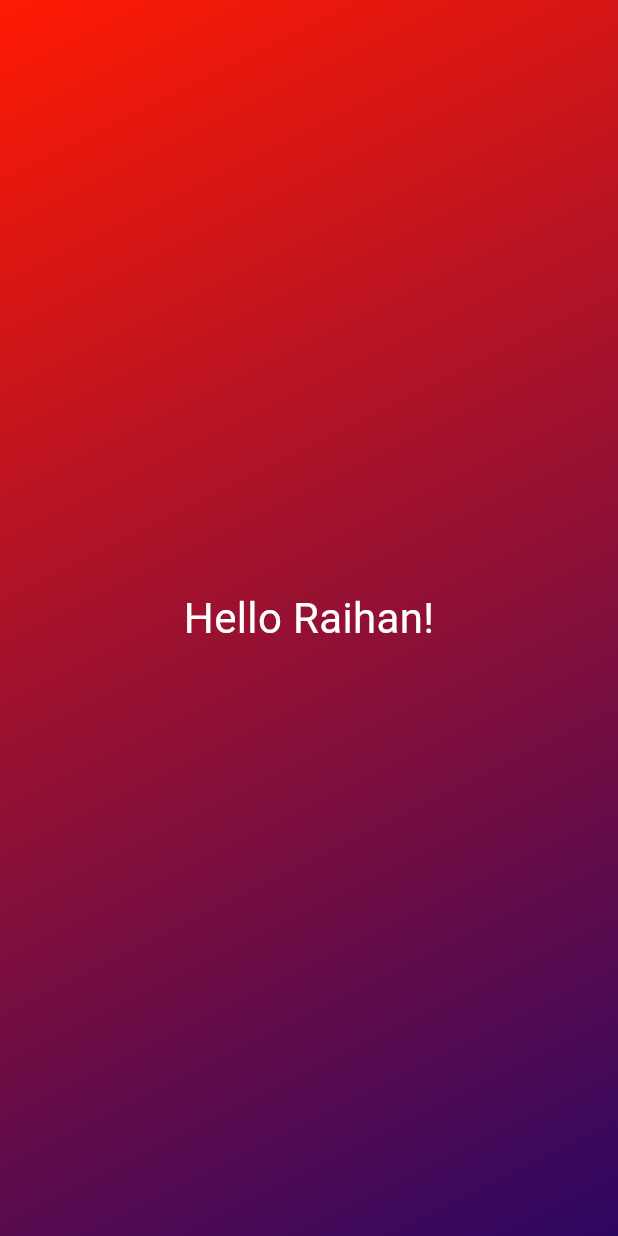
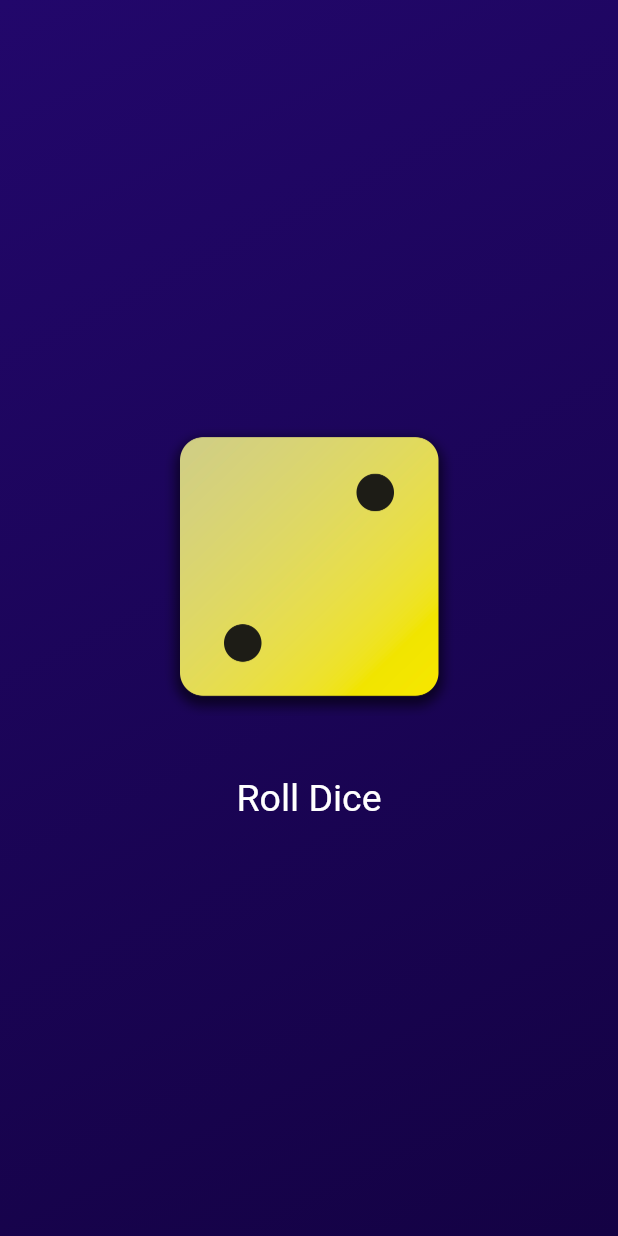
Before and after one commit to MdRaihanulIslam/Udemy-flutter-app-, a Flutter app: the screen it shows after launch, on a phone screen of 412 x 824 dp. Run offline on Flutter 3.47's test engine with Material 3 defaults, Android fonts, the phone set to English and light mode, and no system bars.

Commit message:
section 2 is done

```diff
--- /dev/null
+++ b/lib/dice_roller.dart
@@ -0,0 +1,41 @@
+import 'dart:math';
+import 'package:flutter/material.dart';
+
+final randomizer = Random();
+
+class DiceRoller extends StatefulWidget {
+  const DiceRoller({super.key});
+
+  @override
+  State<DiceRoller> createState() => _DiceRollerState();
+}
+
+class _DiceRollerState extends State<DiceRoller> {
+  var currentDiceRoll = 2;
+
+  void RollDice() {
+    setState(() {
+      currentDiceRoll = randomizer.nextInt(6) + 1;
+    });
+  }
+
+  @override
+  Widget build(BuildContext context) {
+    return Column(
+      mainAxisSize: MainAxisSize.min,
+      children: [
+        Image.asset('assets/images/dice-$currentDiceRoll.png', width: 200),
+        const SizedBox(height: 20),
+        TextButton(
+          onPressed: RollDice,
+          style: TextButton.styleFrom(
+            padding: EdgeInsets.only(top: 20),
+            foregroundColor: Colors.white,
+            textStyle: TextStyle(fontSize: 25),
+          ),
+          child: const Text('Roll Dice'),
+        ),
+      ],
+    );
+  }
+}
--- a/lib/gradient_container.dart
+++ b/lib/gradient_container.dart
@@ -1,25 +1,24 @@
+import 'package:first_app/dice_roller.dart';
 import 'package:flutter/material.dart';
-import 'styled_text.dart';
 
 const startAlignment = Alignment.topLeft;
 const endAlignment = Alignment.bottomRight;
 
 class GradientContainer extends StatelessWidget {
-  const GradientContainer({super.key});
+  const GradientContainer(this.colors, {super.key});
+
+  final List<Color> colors;
   @override
   Widget build(context) {
     return Container(
-      decoration: const BoxDecoration(
+      decoration: BoxDecoration(
         gradient: LinearGradient(
-          colors: [
-            Color.fromRGBO(255, 26, 2, 80),
-            Color.fromARGB(255, 45, 7, 98),
-          ],
+          colors: colors,
           begin: startAlignment,
           end: endAlignment,
         ),
       ),
-      child: const Center(child: StyledText('Hello Raihan!')),
+      child: Center(child: DiceRoller()),
     );
   }
 }
--- a/lib/main.dart
+++ b/lib/main.dart
@@ -2,5 +2,15 @@ import 'package:flutter/material.dart';
 import 'gradient_container.dart';
 
 void main() {
-  runApp(const MaterialApp(home: Scaffold(body: GradientContainer())));
+  runApp(
+    const MaterialApp(
+      debugShowCheckedModeBanner: false,
+      home: Scaffold(
+        body: GradientContainer([
+          const Color.fromARGB(255, 34, 7, 107),
+          const Color.fromARGB(255, 20, 2, 68),
+        ]),
+      ),
+    ),
+  );
 }
```
Also changed, not shown: pubspec.yaml (+7 -3 lines), assets/images/dice-1.png (added), assets/images/dice-2.png (added), assets/images/dice-3.png (added), assets/images/dice-4.png (added), assets/images/dice-5.png (added), assets/images/dice-6.png (added).
